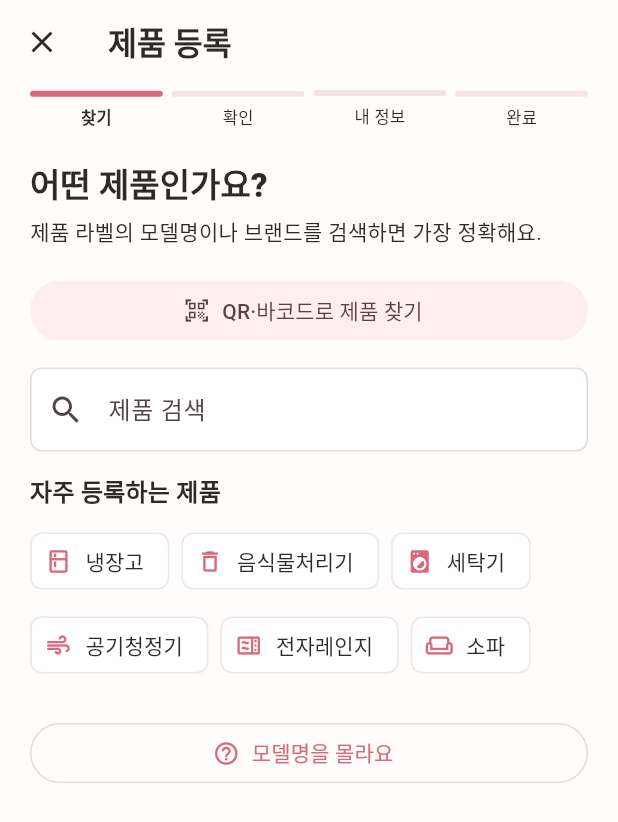
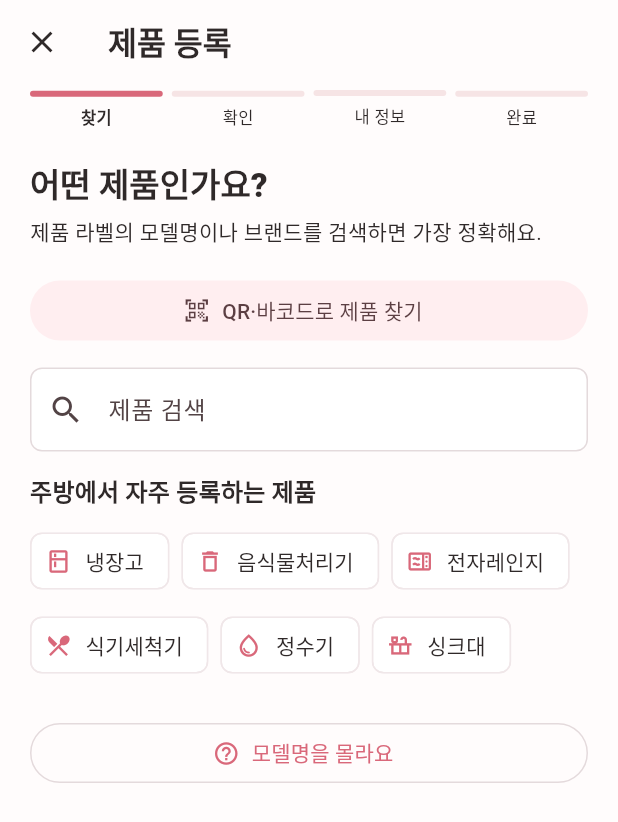
Before and after one commit to DearH-B/Clean_Up, a Flutter app: the ProductRegistrationScreen screen opened directly with sample values from the repository, on a phone screen of 412 x 824 dp. Shown: the top 822 px of the screen. Run offline on Flutter 3.47's test engine with Material 3 defaults, Android fonts, the phone set to English and light mode, and no system bars; our stand-ins replace shared_preferences; missing offline and left inert: mobile_scanner; accounts and stored records are empty.

Commit message:
Tailor product suggestions by space

```diff
--- a/lib/screens/product_registration_screen.dart
+++ b/lib/screens/product_registration_screen.dart
@@ -148,6 +148,7 @@ class _ProductRegistrationScreenState extends State<ProductRegistrationScreen> {
   }
 
   Widget _buildFindStep() {
+    final recommendedProducts = _recommendedProductsFor(widget.space.name);
     return ListView(
       padding: const EdgeInsets.fromLTRB(20, 12, 20, 32),
       children: [
@@ -226,12 +227,12 @@ class _ProductRegistrationScreenState extends State<ProductRegistrationScreen> {
             ),
             const SizedBox(height: 22),
           ],
-          const _SectionLabel(label: '자주 등록하는 제품'),
+          _SectionLabel(label: '${widget.space.name}에서 자주 등록하는 제품'),
           Wrap(
             spacing: 8,
             runSpacing: 8,
             children: [
-              for (final preset in _popularCategories)
+              for (final preset in recommendedProducts)
                 ActionChip(
                   avatar: Icon(preset.icon, size: 18),
                   label: Text(preset.name),
@@ -1162,13 +1163,115 @@ class _ProductPreset {
   final IconData icon;
 }
 
-const _popularCategories = [
+List<_ProductPreset> _recommendedProductsFor(String spaceName) {
+  final normalized = spaceName.toLowerCase().replaceAll(RegExp(r'\s+'), '');
+
+  if (_containsAny(normalized, const ['주방', '부엌', '키친'])) {
+    return _kitchenProducts;
+  }
+  if (_containsAny(normalized, const ['거실', '응접실', '리빙'])) {
+    return _livingRoomProducts;
+  }
+  if (_containsAny(normalized, const ['욕실', '화장실', '샤워'])) {
+    return _bathroomProducts;
+  }
+  if (_containsAny(
+    normalized,
+    const ['침실', '안방', '아이방', '자녀방', '게스트룸', '방'],
+  )) {
+    return _bedroomProducts;
+  }
+  if (_containsAny(normalized, const ['세탁실', '다용도실'])) {
+    return _laundryRoomProducts;
+  }
+  if (_containsAny(normalized, const ['서재', '공부방', '작업실', '오피스'])) {
+    return _officeProducts;
+  }
+  if (_containsAny(normalized, const ['현관', '입구'])) {
+    return _entranceProducts;
+  }
+  if (_containsAny(normalized, const ['베란다', '발코니'])) {
+    return _balconyProducts;
+  }
+  return _commonProducts;
+}
+
+bool _containsAny(String value, List<String> keywords) {
+  return keywords.any(value.contains);
+}
+
+const _kitchenProducts = [
   _ProductPreset('냉장고', ZoneItemType.appliance, Icons.kitchen_outlined),
   _ProductPreset('음식물처리기', ZoneItemType.appliance, Icons.delete_outline),
+  _ProductPreset('전자레인지', ZoneItemType.appliance, Icons.microwave_outlined),
+  _ProductPreset('식기세척기', ZoneItemType.appliance, Icons.local_dining_outlined),
+  _ProductPreset('정수기', ZoneItemType.appliance, Icons.water_drop_outlined),
+  _ProductPreset('싱크대', ZoneItemType.fixture, Icons.countertops_outlined),
+];
+
+const _livingRoomProducts = [
+  _ProductPreset('TV', ZoneItemType.appliance, Icons.tv_outlined),
+  _ProductPreset('소파', ZoneItemType.furniture, Icons.weekend_outlined),
+  _ProductPreset(
+      '테이블', ZoneItemType.furniture, Icons.table_restaurant_outlined),
+  _ProductPreset('공기청정기', ZoneItemType.appliance, Icons.air),
+  _ProductPreset('에어컨', ZoneItemType.appliance, Icons.ac_unit_outlined),
+  _ProductPreset('러그', ZoneItemType.furniture, Icons.grid_on_outlined),
+];
+
+const _bathroomProducts = [
+  _ProductPreset('세면대', ZoneItemType.fixture, Icons.wash_outlined),
+  _ProductPreset('변기', ZoneItemType.fixture, Icons.wc_outlined),
+  _ProductPreset('샤워부스', ZoneItemType.fixture, Icons.shower_outlined),
+  _ProductPreset('욕조', ZoneItemType.fixture, Icons.bathtub_outlined),
+  _ProductPreset('환풍기', ZoneItemType.appliance, Icons.air_outlined),
+  _ProductPreset('욕실장', ZoneItemType.furniture, Icons.inventory_2_outlined),
+];
+
+const _bedroomProducts = [
+  _ProductPreset('침대', ZoneItemType.furniture, Icons.bed_outlined),
+  _ProductPreset('매트리스', ZoneItemType.furniture, Icons.bedroom_parent_outlined),
+  _ProductPreset('옷장', ZoneItemType.furniture, Icons.checkroom_outlined),
+  _ProductPreset('화장대', ZoneItemType.furniture, Icons.desk_outlined),
+  _ProductPreset('에어컨', ZoneItemType.appliance, Icons.ac_unit_outlined),
+  _ProductPreset('공기청정기', ZoneItemType.appliance, Icons.air),
+];
+
+const _laundryRoomProducts = [
   _ProductPreset('세탁기', ZoneItemType.appliance, Icons.local_laundry_service),
+  _ProductPreset('건조기', ZoneItemType.appliance, Icons.dry_cleaning_outlined),
+  _ProductPreset('세탁조', ZoneItemType.fixture, Icons.countertops_outlined),
+  _ProductPreset('빨래건조대', ZoneItemType.fixture, Icons.dry_outlined),
+];
+
+const _officeProducts = [
+  _ProductPreset('책상', ZoneItemType.furniture, Icons.desk_outlined),
+  _ProductPreset('의자', ZoneItemType.furniture, Icons.chair_outlined),
+  _ProductPreset('모니터', ZoneItemType.appliance, Icons.desktop_windows_outlined),
+  _ProductPreset('컴퓨터', ZoneItemType.appliance, Icons.computer_outlined),
+  _ProductPreset('책장', ZoneItemType.furniture, Icons.menu_book_outlined),
+];
+
+const _entranceProducts = [
+  _ProductPreset('신발장', ZoneItemType.furniture, Icons.checkroom_outlined),
+  _ProductPreset('현관문', ZoneItemType.fixture, Icons.door_front_door_outlined),
+  _ProductPreset('중문', ZoneItemType.fixture, Icons.meeting_room_outlined),
+  _ProductPreset('현관 매트', ZoneItemType.furniture, Icons.grid_on_outlined),
+];
+
+const _balconyProducts = [
+  _ProductPreset('창문', ZoneItemType.fixture, Icons.window_outlined),
+  _ProductPreset('방충망', ZoneItemType.fixture, Icons.grid_4x4_outlined),
+  _ProductPreset('실외기', ZoneItemType.appliance, Icons.ac_unit_outlined),
+  _ProductPreset('수납장', ZoneItemType.furniture, Icons.inventory_2_outlined),
+];
+
+const _commonProducts = [
+  _ProductPreset('에어컨', ZoneItemType.appliance, Icons.ac_unit_outlined),
   _ProductPreset('공기청정기', ZoneItemType.appliance, Icons.air),
-  _ProductPreset('전자레인지', ZoneItemType.appliance, Icons.microwave_outlined),
-  _ProductPreset('소파', ZoneItemType.furniture, Icons.weekend_outlined),
+  _ProductPreset('수납장', ZoneItemType.furniture, Icons.inventory_2_outlined),
+  _ProductPreset(
+      '테이블', ZoneItemType.furniture, Icons.table_restaurant_outlined),
 ];
 
 String _normalize(String value) {
```
Also changed, not shown: 1 other file.
